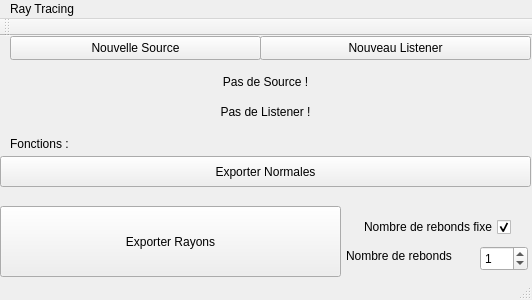
First picture: the form in mainwindow.ui, repository DocGrobi/RayTracingCpp, before the edit.
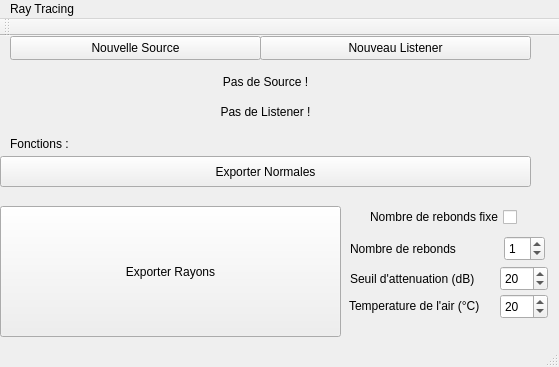
Second picture: the form after the edit.

What changed in the file:
```diff
--- a/mainwindow.ui
+++ b/mainwindow.ui
@@ -6,8 +6,8 @@
    <rect>
     <x>0</x>
     <y>0</y>
-    <width>532</width>
-    <height>300</height>
+    <width>559</width>
+    <height>367</height>
    </rect>
   </property>
   <property name="windowTitle">
@@ -64,7 +64,7 @@
       <x>0</x>
       <y>170</y>
       <width>341</width>
-      <height>71</height>
+      <height>131</height>
      </rect>
     </property>
     <property name="sizePolicy">
@@ -153,8 +153,8 @@
    <widget class="QCheckBox" name="checkBox__rayFixe">
     <property name="geometry">
      <rect>
-      <x>340</x>
-      <y>180</y>
+      <x>346</x>
+      <y>170</y>
       <width>171</width>
       <height>22</height>
      </rect>
@@ -166,15 +166,15 @@
      <string>Nombre de rebonds fixe</string>
     </property>
     <property name="checked">
-     <bool>true</bool>
+     <bool>false</bool>
     </property>
    </widget>
    <widget class="QSpinBox" name="spinBox_nbRay">
     <property name="geometry">
      <rect>
-      <x>480</x>
-      <y>210</y>
-      <width>48</width>
+      <x>504</x>
+      <y>200</y>
+      <width>41</width>
       <height>25</height>
      </rect>
     </property>
@@ -185,8 +185,8 @@
    <widget class="QLabel" name="label_nbRay">
     <property name="geometry">
      <rect>
-      <x>346</x>
-      <y>210</y>
+      <x>350</x>
+      <y>203</y>
       <width>130</width>
       <height>20</height>
      </rect>
@@ -195,13 +195,77 @@
      <string>Nombre de rebonds</string>
     </property>
    </widget>
+   <widget class="QLabel" name="label_seuil">
+    <property name="geometry">
+     <rect>
+      <x>350</x>
+      <y>235</y>
+      <width>141</width>
+      <height>16</height>
+     </rect>
+    </property>
+    <property name="text">
+     <string>Seuil d'attenuation (dB)</string>
+    </property>
+   </widget>
+   <widget class="QSpinBox" name="spinBox_attenuation">
+    <property name="geometry">
+     <rect>
+      <x>500</x>
+      <y>230</y>
+      <width>48</width>
+      <height>25</height>
+     </rect>
+    </property>
+    <property name="readOnly">
+     <bool>false</bool>
+    </property>
+    <property name="value">
+     <number>20</number>
+    </property>
+   </widget>
+   <widget class="QLabel" name="label_temperature">
+    <property name="geometry">
+     <rect>
+      <x>349</x>
+      <y>260</y>
+      <width>151</width>
+      <height>20</height>
+     </rect>
+    </property>
+    <property name="text">
+     <string>Temperature de l'air (°C)</string>
+    </property>
+   </widget>
+   <widget class="QSpinBox" name="spinBox_temperature">
+    <property name="geometry">
+     <rect>
+      <x>500</x>
+      <y>258</y>
+      <width>48</width>
+      <height>25</height>
+     </rect>
+    </property>
+    <property name="minimum">
+     <number>-10</number>
+    </property>
+    <property name="maximum">
+     <number>30</number>
+    </property>
+    <property name="singleStep">
+     <number>5</number>
+    </property>
+    <property name="value">
+     <number>20</number>
+    </property>
+   </widget>
   </widget>
   <widget class="QMenuBar" name="menuBar">
    <property name="geometry">
     <rect>
      <x>0</x>
      <y>0</y>
-     <width>532</width>
+     <width>559</width>
      <height>22</height>
     </rect>
    </property>
```
